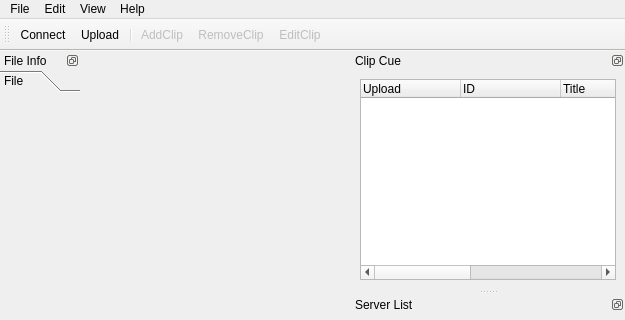
Old version of the form resources/mainwindow_docks.ui in the repository jiakeliu/Cobra; both pictures show x 0 to 625 and y 0 to 320 of the 625 by 1089 pixel window.
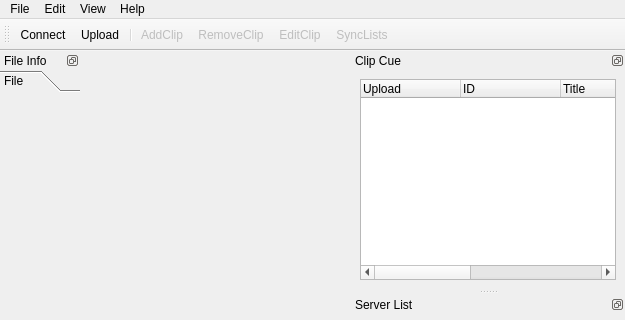
New version of the form. The open tabs and pages were chosen to show the change. Icons and pictures are not drawn. Custom widgets are drawn as their Qt base class.

The edit to the form file:
```diff
--- a/resources/mainwindow_docks.ui
+++ b/resources/mainwindow_docks.ui
@@ -158,6 +158,7 @@
    <addaction name="actionAddClip"/>
    <addaction name="actionRemoveClip"/>
    <addaction name="actionEditClip"/>
+   <addaction name="actionSyncLists"/>
   </widget>
   <widget class="QStatusBar" name="statusbar"/>
   <widget class="QDockWidget" name="fileInfoDock">
@@ -895,6 +896,9 @@
    </property>
   </action>
   <action name="actionSyncLists">
+   <property name="enabled">
+    <bool>false</bool>
+   </property>
    <property name="text">
     <string>SyncLists</string>
    </property>
```
Left out of the diff: 12 changed lines with no effect on the pictures.
